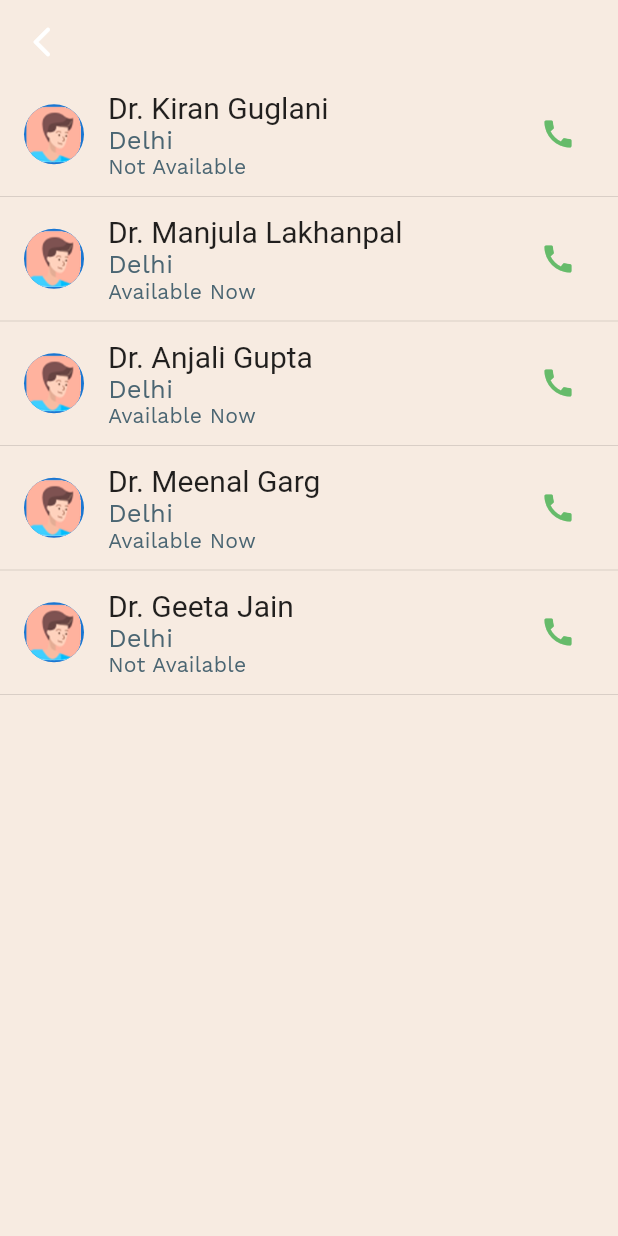
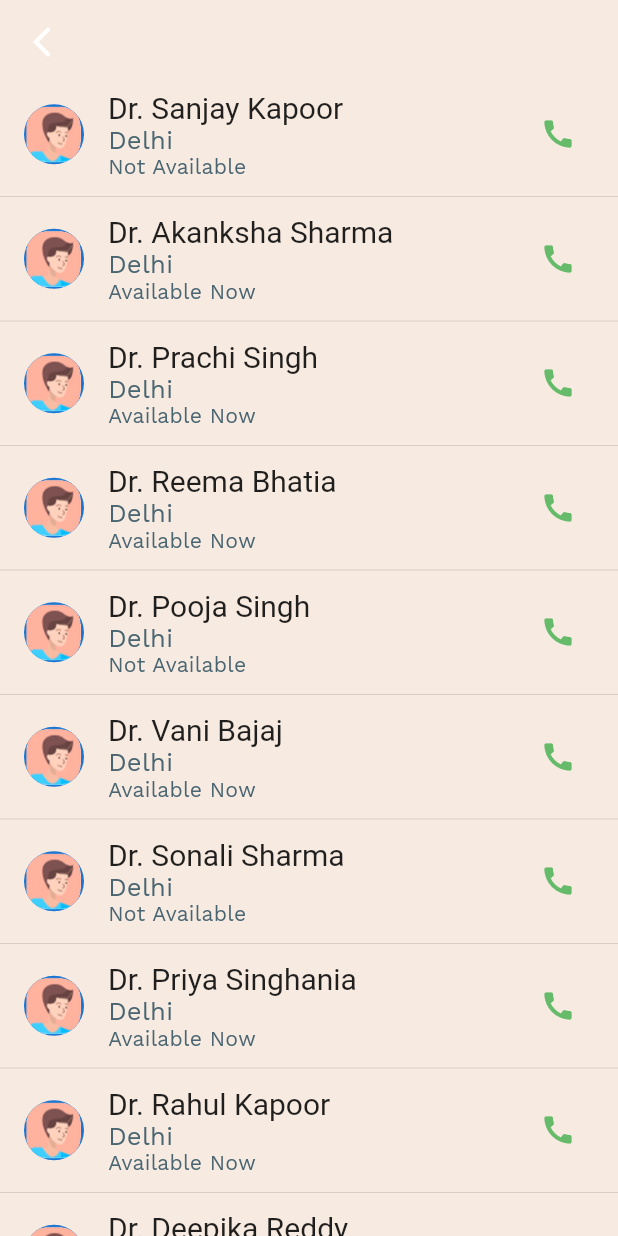
Before and after one commit to Chaitanyaputhran/Bloombright, a Flutter app: the DoctorListScreen screen opened directly, on a phone screen of 412 x 824 dp. Run offline on Flutter 3.47's test engine with Material 2 defaults, Android fonts, the light colour scheme and no system bars; our stand-ins replace cloud_firestore, datetime_picker_formfield_new, firebase_auth, firebase_core, flutter_rating_bar, flutter_screenutil and 3 more; accounts and stored records are empty.

Commit message:
Update doctorDetails.dart

```diff
--- a/lib/fitness_app/my_diary/Constant/doctorDetails.dart
+++ b/lib/fitness_app/my_diary/Constant/doctorDetails.dart
@@ -2,48 +2,108 @@ import '../model/doctor.dart';
 
 final doctorDetail = [
   Doctor(
-      name: "Dr. Shashi Choudhari",
+      name: "Dr. Ritu Verma",
       isAvailable: true,
       location: "Noida",
-      phone: 8792620374),
+      phone: 9834758291),
   Doctor(
-      name: "Dr. Kiran Guglani",
+      name: "Dr. Sanjay Kapoor",
       isAvailable: false,
       location: "Delhi",
-      phone: 8660527370),
+      phone: 7392857385),
   Doctor(
-      name: "Dr. Manjula Lakhanpal",
+      name: "Dr. Akanksha Sharma",
       isAvailable: true,
       location: "Delhi",
-      phone: 8431670279),
+      phone: 9283748592),
   Doctor(
-      name: "Dr. Anjali Gupta",
+      name: "Dr. Prachi Singh",
       isAvailable: true,
       location: "Delhi",
-      phone: 8431678372),
+      phone: 7485928593),
   Doctor(
-      name: "Dr. Meenal Garg",
+      name: "Dr. Reema Bhatia",
       isAvailable: true,
       location: "Delhi",
-      phone: 4826670279),
+      phone: 8957392847),
   Doctor(
-      name: "Dr. Kashika Singh",
+      name: "Dr. Shivani Chopra",
       isAvailable: true,
       location: "Noida",
-      phone: 8433758279),
+      phone: 7392847593),
   Doctor(
-      name: "Dr. Astha Agarwal",
+      name: "Dr. Ananya Khanna",
       isAvailable: true,
       location: "Noida",
-      phone: 1753670279),
+      phone: 8957392857),
   Doctor(
-      name: "Dr. Kavita Jain",
+      name: "Dr. Nidhi Verma",
       isAvailable: true,
       location: "Noida",
-      phone: 8431758279),
+      phone: 9284759392),
   Doctor(
-      name: "Dr. Geeta Jain",
+      name: "Dr. Pooja Singh",
       isAvailable: false,
       location: "Delhi",
-      phone: 9385670279),
+      phone: 7593847592),
+  Doctor(
+      name: "Dr. Vani Bajaj",
+      isAvailable: true,
+      location: "Delhi",
+      phone: 7593847592),
+  Doctor(
+      name: "Dr. Raghav Gupta",
+      isAvailable: true,
+      location: "Noida",
+      phone: 8937459281),
+  Doctor(
+      name: "Dr. Sonali Sharma",
+      isAvailable: false,
+      location: "Delhi",
+      phone: 7392847593),
+  Doctor(
+      name: "Dr. Priya Singhania",
+      isAvailable: true,
+      location: "Delhi",
+      phone: 9284759384),
+  Doctor(
+      name: "Dr. Rahul Kapoor",
+      isAvailable: true,
+      location: "Delhi",
+      phone: 7584938593),
+  Doctor(
+      name: "Dr. Deepika Reddy",
+      isAvailable: true,
+      location: "Delhi",
+      phone: 7583948593),
+  Doctor(
+      name: "Dr. Arjun Mehta",
+      isAvailable: true,
+      location: "Noida",
+      phone: 7584938593),
+  Doctor(
+      name: "Dr. Aisha Malik",
+      isAvailable: true,
+      location: "Noida",
+      phone: 9384759283),
+  Doctor(
+      name: "Dr. Sameer Gupta",
+      isAvailable: true,
+      location: "Noida",
+      phone: 7583948593),
+  Doctor(
+      name: "Dr. Nisha Reddy",
+      isAvailable: false,
+      location: "Delhi",
+      phone: 7584938593),
+  Doctor(
+      name: "Dr. Rohan Kapoor",
+      isAvailable: true,
+      location: "Delhi",
+      phone: 7583948593),
+  Doctor(
+      name: "Dr. Ishita Mehta",
+      isAvailable: true,
+      location: "Noida",
+      phone: 7584938593),
 ];
```
